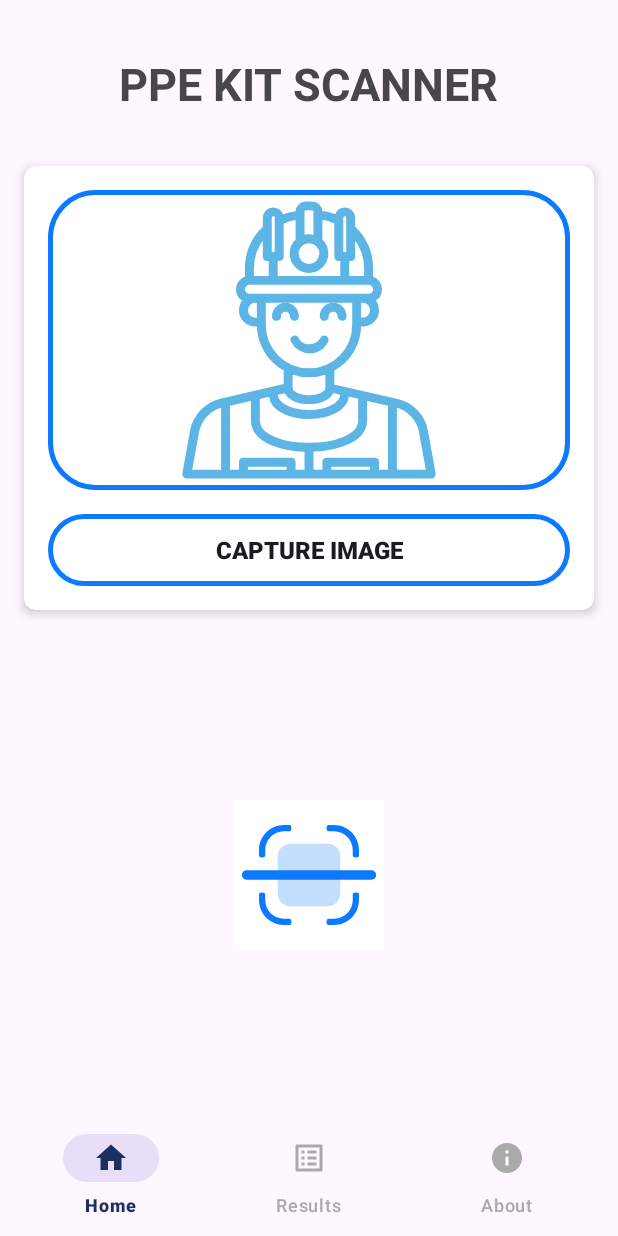
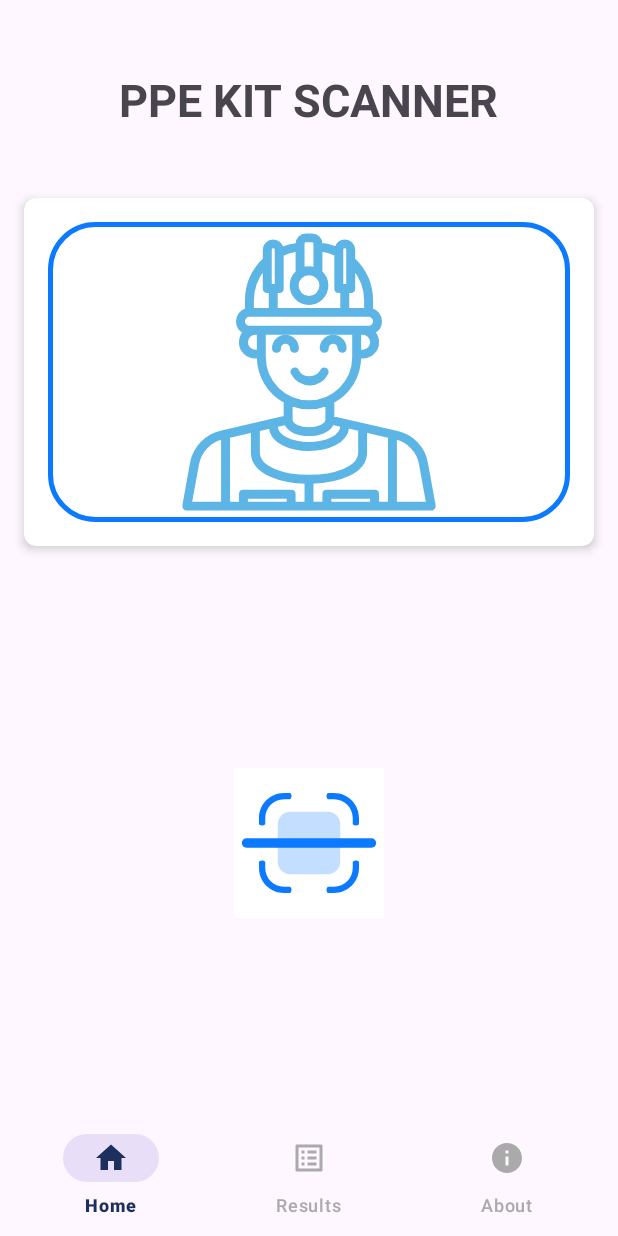
Before and after one commit to umesh-coder/IdeathonPOC, an Android app: the HomeFragment screen opened directly, with no data from a screen before it, on a phone screen of 412 x 824 dp. Run offline under Robolectric (Android 15) with nearby library versions, the phone set to English and light mode, and no system bars; 2 statements that could not run were skipped.

Commit message:
removed captured button and changed bounding ox colors

```diff
--- a/app/src/main/res/layout/fragment_home.xml
+++ b/app/src/main/res/layout/fragment_home.xml
@@ -46,16 +46,6 @@
                 android:background="@drawable/scan_placeholder_border"
                 android:src="@drawable/scan_placeholder" />
 
-            <androidx.appcompat.widget.AppCompatButton
-                android:background="@drawable/scan_placeholder_border"
-                android:id="@+id/capture_image"
-                android:textSize="16dp"
-                android:textStyle="bold"
-                android:layout_width="match_parent"
-                android:layout_height="wrap_content"
-                android:layout_marginTop="16dp"
-                android:text="Capture Image" />
-
         </LinearLayout>
 
     </androidx.cardview.widget.CardView>
```
Also changed, not shown: app/src/main/java/com/example/ideathonpoc/ui/modelfiles/OverlayView.kt (+37 -19 lines).
